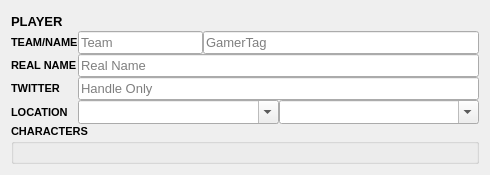
Above: src/layout/TSHScoreboardPlayer.ui from joaorb64/TournamentStreamHelper before the change. Below: the same form after it.
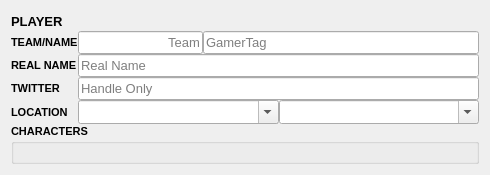
That is the form after the change.

What changed in the file:
```diff
--- a/src/layout/TSHScoreboardPlayer.ui
+++ b/src/layout/TSHScoreboardPlayer.ui
@@ -146,9 +146,6 @@
    </item>
    <item row="1" column="2">
     <layout class="QHBoxLayout" name="horizontalLayout">
-     <property name="spacing">
-      <number>0</number>
-     </property>
      <item>
       <widget class="QLineEdit" name="team">
        <property name="sizePolicy">
@@ -162,6 +159,9 @@
          <pointsize>10</pointsize>
         </font>
        </property>
+       <property name="alignment">
+        <set>Qt::AlignRight|Qt::AlignTrailing|Qt::AlignVCenter</set>
+       </property>
        <property name="placeholderText">
         <string>Team</string>
        </property>
```
